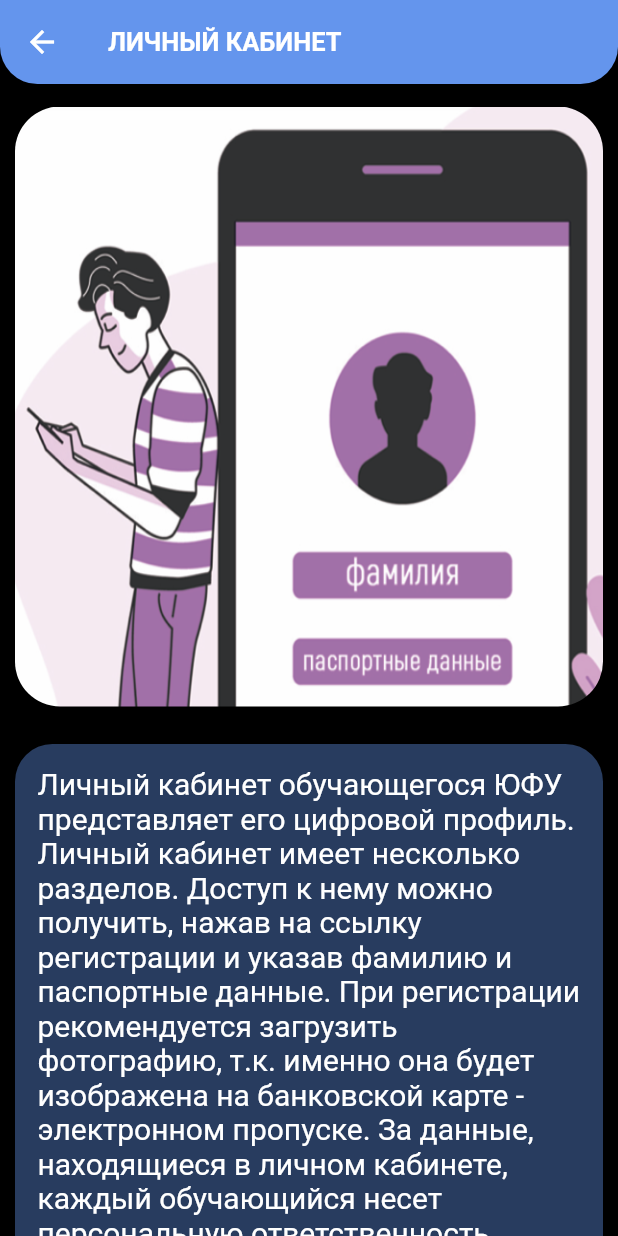
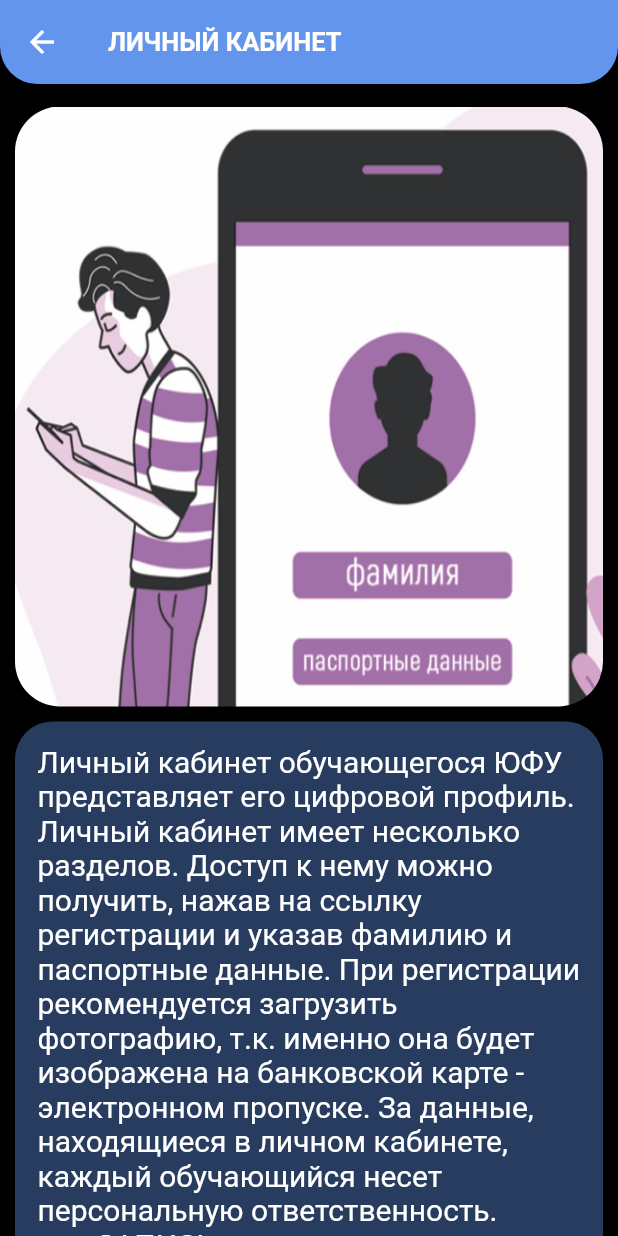
Before and after one commit to AndreyKondakovGW/Project-Sbornik-Pervokursnika-, a Flutter app: the ArticleWidget screen opened by its route, on a phone screen of 412 x 824 dp. Run offline on Flutter 3.47's test engine with Material 2 defaults, Android fonts, the phone set to English and light mode, and no system bars; our stand-ins replace bloc, flutter_bloc.

Commit message:
Незначительные изменения статей

```diff
--- a/lib/WidgetsArticles/ArticleWidget.dart
+++ b/lib/WidgetsArticles/ArticleWidget.dart
@@ -29,7 +29,7 @@
               children: <Widget>[
                 Container(
                   margin:
-                      EdgeInsets.only(top: 15, left: 10, right: 10, bottom: 15),
+                      EdgeInsets.only(top: 15, left: 10, right: 10, bottom: 0),
                   height: 400,
                   decoration: BoxDecoration(
                       image: DecorationImage(
@@ -63,7 +63,7 @@
                 ),
                 Container(
                   margin:
-                      EdgeInsets.only(top: 20, left: 10, right: 10, bottom: 20),
+                      EdgeInsets.only(top: 0, left: 10, right: 10, bottom: 15),
                   height: 400,
                   decoration: BoxDecoration(
                       image: DecorationImage(
```
